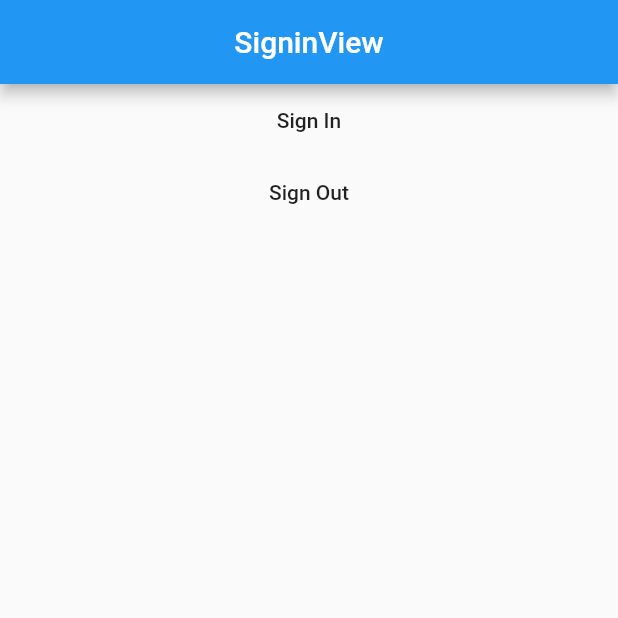
After one commit to chaturajd/organic_nom, a Flutter app: the screen it shows after launch, after a tap on "Sign In", on a phone screen of 412 x 824 dp, the top half of it. The commit adds this screen. Run offline on Flutter 3.47's test engine with Material 2 defaults, Android fonts, the phone set to English and light mode, and no system bars; our stand-ins replace firebase_auth, firebase_core, get, google_sign_in; accounts and stored records are empty.

Commit message:
Firebase auth integrated

```diff
--- /dev/null
+++ b/lib/app/controllers/bindigs/auth_binding.dart
@@ -0,0 +1,10 @@
+import 'package:get/get.dart';
+import 'package:organicnom/app/controllers/controllers/auth_controller.dart';
+
+class AuthBinding extends Bindings {
+  @override
+  void dependencies() {
+    // Get.lazyPut<AuthController>(() => AuthController());
+    Get.put(AuthController(),permanent: true);
+  }
+}
--- /dev/null
+++ b/lib/app/controllers/controllers/auth_controller.dart
@@ -0,0 +1,44 @@
+import 'package:get/get.dart';
+
+import 'package:auth_service/auth_service.dart';
+
+class AuthController extends GetxController {
+  final AuthService _authService = AuthService();
+
+  // Rx<User> user = User.empty.obs;
+
+  // var user = Rx<User>();
+
+  Rx<User> user = Rx<User>();
+
+  @override
+  void onInit() {
+    user.bindStream(_authService.user);
+    super.onInit();
+  }
+
+
+  // @override
+  // void onReady() {}
+
+  // @override
+  // void onClose() {}
+
+
+  Future<void> signInWithGoogle() async {
+    try {
+      await _authService.signInWithGoogle();
+    } on Exception {
+      print("Sign in with google failed");
+    }
+  }
+
+  Future<void> signOut() async {
+    try {
+      await _authService.signOut();
+      Get.snackbar("Sign Out", "",snackPosition: SnackPosition.BOTTOM);
+    } on Exception {
+      print("Sign out failed");
+    }
+  }
+}
--- /dev/null
+++ b/lib/app/modules/signin/views/signin_view.dart
@@ -0,0 +1,38 @@
+import 'package:flutter/material.dart';
+import 'package:get/get.dart';
+import 'package:organicnom/app/controllers/controllers/auth_controller.dart';
+// import 'package:organicnom/app/modules/signin/controllers/signin_controller.dart';
+
+class SigninView extends GetView<AuthController> {
+  @override
+  Widget build(BuildContext context) {
+    return Scaffold(
+      appBar: AppBar(
+        title: Text('SigninView'),
+        centerTitle: true,
+      ),
+      body: Column(
+        children: [
+          Center(
+            child: FlatButton(
+              onPressed: () {
+                controller.signInWithGoogle();
+              },
+              child:
+              Obx((){
+                return Text(controller.user.value != null ? controller.user.value.email : "Sign In");
+              })
+              //  Text(
+              //   'as',
+              //   style: TextStyle(fontSize: 20),
+              // ),
+            ),
+          ),
+          FlatButton(onPressed: (){
+            controller.signOut();
+          }, child: Text("Sign Out"))
+        ],
+      ),
+    );
+  }
+}
--- a/lib/app/routes/app_routes.dart
+++ b/lib/app/routes/app_routes.dart
@@ -4,4 +4,7 @@ part of 'app_pages.dart';
 abstract class Routes{
 
   static const HOME = '/home';
+  static const SIGNIN = '/signin';
+  static const ROOT = '/root';
+
 }
--- /dev/null
+++ b/lib/app/util/root.dart
@@ -0,0 +1,24 @@
+import 'package:flutter/material.dart';
+import 'package:get/get.dart';
+import 'package:organicnom/app/controllers/controllers/auth_controller.dart';
+import 'package:organicnom/app/modules/home/views/home_view.dart';
+import 'package:organicnom/app/modules/signin/views/signin_view.dart';
+
+class Root extends GetWidget<AuthController> {
+  final _controller = Get.find<AuthController>();
+
+  @override
+  Widget build(BuildContext context) {
+    // print(_controller.user.value.email);
+    // return SigninView();
+    return Obx(() {
+      print("ROOT USER STATE :: ${_controller.user.value}");
+      return _controller.user.value != null
+          ? HomeView()
+          : SigninView();
+      // return controller.user == null
+      //     ? SigninView()
+      //     : HomeView();
+    });
+  }
+}
--- a/lib/main.dart
+++ b/lib/main.dart
@@ -1,12 +1,17 @@
 import 'package:flutter/material.dart';
 import 'package:get/get.dart';
-
+import 'package:organicnom/app/controllers/bindigs/auth_binding.dart';
+import 'package:firebase_core/firebase_core.dart';
 import 'app/routes/app_pages.dart';
 
-void main() {
+void main() async {
+  WidgetsFlutterBinding.ensureInitialized();
+  await Firebase.initializeApp();
+
   runApp(
     GetMaterialApp(
-      title: "Application",
+      title: "Organic Nomenclature",
+      initialBinding: AuthBinding(),
       initialRoute: AppPages.INITIAL,
       getPages: AppPages.routes,
     ),
--- a/pubspec.yaml
+++ b/pubspec.yaml
@@ -24,7 +24,8 @@ dependencies:
   get: 3.21.2
   flutter:
     sdk: flutter
-
+  auth_service:
+    path: services/auth_service
 
   # The following adds the Cupertino Icons font to your application.
   # Use with the CupertinoIcons class for iOS style icons.
--- a/services/auth_service/lib/auth_service.dart
+++ b/services/auth_service/lib/auth_service.dart
@@ -0,0 +1,4 @@
+library auth_service;
+
+export 'src/auth_service.dart';
+export 'src/models/models.dart';
--- a/services/auth_service/lib/src/auth_service.dart
+++ b/services/auth_service/lib/src/auth_service.dart
@@ -27,6 +27,8 @@ class AuthService {
         idToken: googleAuth.idToken,
       );
       await _firebaseAuth.signInWithCredential(credential);
+
+      print(_firebaseAuth.currentUser.email);
     } on Exception {
       throw SignInWithGoogleFailure();
     }
@@ -44,10 +46,15 @@ class AuthService {
   }
 
   Stream<User> get user {
+    _firebaseAuth.authStateChanges().listen((event) {
+      print("AUTH SERVICE : $event.email");
+    });
     return _firebaseAuth.authStateChanges().map((firebaseUser) {
-      return firebaseUser == null ? User.empty : firebaseUser.toUser;
+      return firebaseUser.toUser;
     });
   }
+
+
 }
 
 extension on firebase_auth.User {
```
Also changed, not shown: lib/app/modules/home/views/home_view.dart (+13 -5 lines), lib/app/modules/signin/bindings/signin_binding.dart (added, +11 -0 lines), lib/app/modules/signin/controllers/signin_controller.dart (added, +22 -0 lines), lib/app/routes/app_pages.dart (+17 -3 lines), pubspec.lock, 5 other files.
